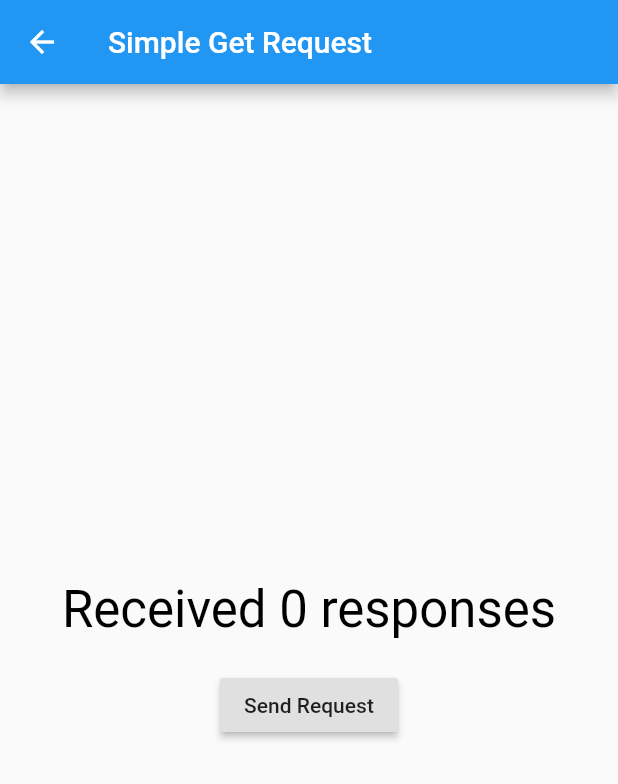
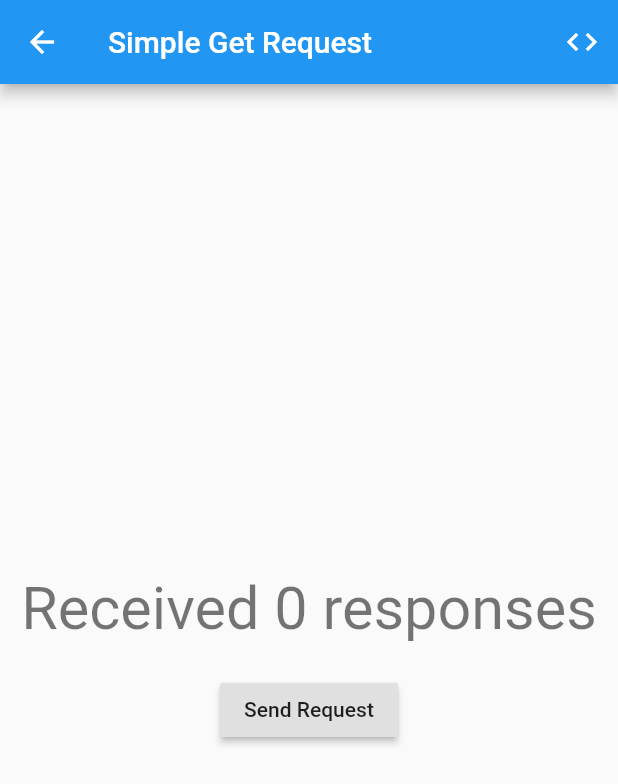
Before and after one commit to jakcharvat/request_state, a Flutter app: the screen it shows after launch, after a tap on "Get Request with onReceived", on a phone screen of 412 x 824 dp. Shown: the top 784 px of the screen. Run offline on Flutter 3.47's test engine with Material 2 defaults, Android fonts, the phone set to English and light mode, and no system bars; our stand-ins replace dio; network calls fail.

Commit message:
Updates to example, dio and repo

```diff
--- a/example/lib/get_with_onreceived.dart
+++ b/example/lib/get_with_onreceived.dart
@@ -1,5 +1,6 @@
 import 'dart:convert';
 
+import 'package:example/utils.dart';
 import 'package:flutter/material.dart';
 import 'package:request_state/request_state.dart';
 
@@ -9,6 +10,17 @@ class GetWithOnreceivedPage extends StatelessWidget {
     return Scaffold(
       appBar: AppBar(
         title: Text("Simple Get Request"),
+        actions: <Widget>[
+          LayoutBuilder(
+            builder: (context, constraints) {
+              return IconButton(
+                icon: Icon(Icons.code),
+                onPressed: () => Utils(context).openSource(
+                    "https://github.com/jakcharvat/request_state/blob/master/example/lib/get_with_onreceived.dart"),
+              );
+            },
+          )
+        ],
       ),
       body: Center(
         child: _Body(),
@@ -32,7 +44,7 @@ class _BodyState extends RequestState<_Body> {
       onPressed: () => sendRequest(
         "https://jsonplaceholder.typicode.com/todos/1",
         onReceived: (response) {
-          setState(() => _responseCount ++);
+          setState(() => _responseCount++);
         },
       ),
     );
@@ -49,7 +61,7 @@ class _BodyState extends RequestState<_Body> {
           onPressed: () => sendRequest(
             "https://jsonplaceholder.typicode.com/todos/1",
             onReceived: (response) {
-              setState(() => _responseCount ++);
+              setState(() => _responseCount++);
             },
           ),
         )
@@ -67,12 +79,17 @@ class _BodyState extends RequestState<_Body> {
     return Column(
       mainAxisSize: MainAxisSize.min,
       children: <Widget>[
-        Text(
-          "Received $_responseCount ${_responseCount == 1 ? "response" : "responses"}",
-          style: Theme.of(context)
-              .textTheme
-              .display1
-              .copyWith(color: Colors.black),
+        ConstrainedBox(
+          constraints: BoxConstraints(maxHeight: 64.0),
+          child: FittedBox(
+            child: Padding(
+              padding: const EdgeInsets.symmetric(horizontal: 16.0),
+              child: Text(
+                "Received $_responseCount ${_responseCount == 1 ? "response" : "responses"}",
+                style: Theme.of(context).textTheme.display2,
+              ),
+            ),
+          ),
         ),
         SizedBox(height: 20.0),
         activeBody,
--- /dev/null
+++ b/example/lib/utils.dart
@@ -0,0 +1,34 @@
+import 'dart:io';
+
+import 'package:flutter/foundation.dart';
+import 'package:flutter/material.dart';
+import 'package:url_launcher/url_launcher.dart';
+
+class Utils {
+  Utils(this.context);
+
+  final BuildContext context;
+
+  void openSource(String url) async {
+    if (!kIsWeb && (Platform.isAndroid || Platform.isIOS)) {
+      _mobileSourceOpen(url);
+      return;
+    }
+
+    _showUrlSnackbar(url);
+  }
+
+  void _mobileSourceOpen(String url) async {
+    if (await canLaunch(url)) {
+      await launch(url);
+    } else {
+      print("Cannot Launch url $url");
+    }
+  }
+
+  void _showUrlSnackbar(String url) {
+    Scaffold.of(context).showSnackBar(SnackBar(
+      content: Text(url),
+    ));
+  }
+}
--- a/pubspec.yaml
+++ b/pubspec.yaml
@@ -2,8 +2,7 @@ name: request_state
 description: A new Flutter package project.
 version: 0.0.1
 author: Jakub Charvat <jakcharvat@gmail.com>
-homepage: #TODO:
-repository: #TODO:
+repository: https://github.com/jakcharvat/request_state
 
 environment:
   sdk: ">=2.1.0 <3.0.0"
@@ -11,8 +10,7 @@ environment:
 dependencies:
   flutter:
     sdk: flutter
-#  http: ^0.12.0+2
-  dio: ^3.0.4
+  dio: ^3.0.5
 
 dev_dependencies:
   flutter_test:
```
Also changed, not shown: example/lib/post.dart (+15 -1 lines), example/lib/simple_get.dart (+19 -19 lines), example/pubspec.lock, pubspec.lock, 2 other files.
